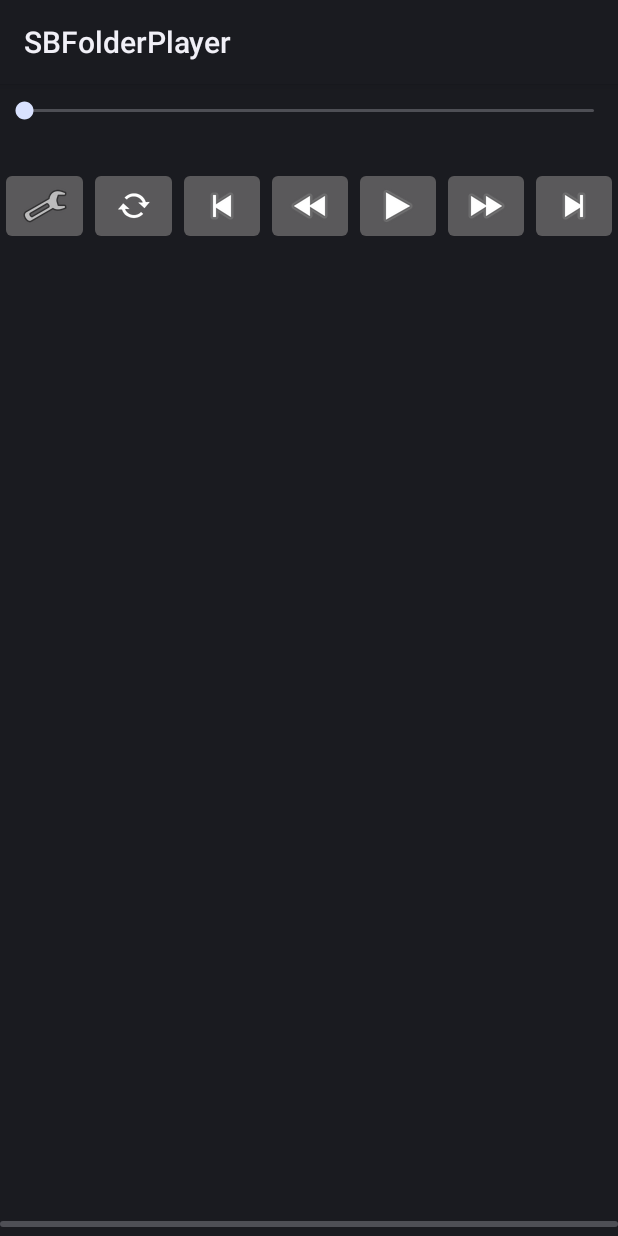
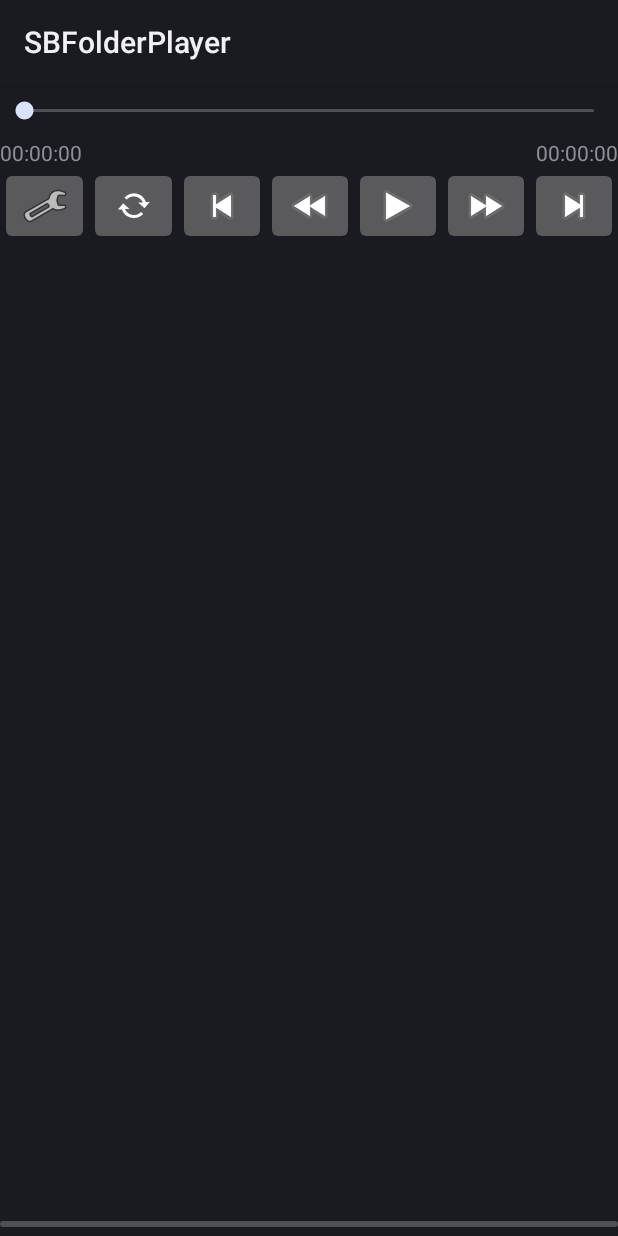
Before and after one commit to garbarick/SBFolderPlayer, an Android app: the layout main_portrait.xml on its own in the app's theme, with its tools: preview values and no code run, on a phone screen of 412 x 824 dp. Run offline under Robolectric (Android 15) with nearby library versions, the phone set to English and light mode, and no system bars.

```diff
--- a/app/src/main/java/ru/net/serbis/folder/player/notification/BaseNotification.java
+++ b/app/src/main/java/ru/net/serbis/folder/player/notification/BaseNotification.java
@@ -38,7 +38,6 @@ public class BaseNotification extends Notification.Builder
     {
         setSmallIcon(R.drawable.app);
         setOngoing(true);
-        setAutoCancel(true);
         setContentIntent(PendingIntent.getActivity(context, 0, new Intent(context, Main.class), PendingIntent.FLAG_UPDATE_CURRENT));
         manager = SysTool.get().getService(Context.NOTIFICATION_SERVICE);
         initChannel();
--- a/app/src/main/java/ru/net/serbis/folder/player/notification/PlayerNotification.java
+++ b/app/src/main/java/ru/net/serbis/folder/player/notification/PlayerNotification.java
@@ -2,7 +2,6 @@ package ru.net.serbis.folder.player.notification;
 
 import android.app.*;
 import android.content.*;
-import android.os.*;
 import android.widget.*;
 import java.io.*;
 import ru.net.serbis.folder.player.*;
--- a/app/src/main/res/layout/main_landscape.xml
+++ b/app/src/main/res/layout/main_landscape.xml
@@ -95,14 +95,16 @@
 						android:layout_height="match_parent"
 						android:id="@+id/track_seek"
 						android:gravity="left|center"
-                        android:layout_weight="1"/>
+						android:layout_weight="1"
+						android:text="00:00:00"/>
 
 					<TextView
 						android:layout_width="wrap_content"
 						android:layout_height="match_parent"
 						android:id="@+id/track_lenght"
 						android:gravity="right|center"
-                        android:layout_weight="1"/>
+						android:layout_weight="1"
+						android:text="00:00:00"/>
 
 				</LinearLayout>
 
--- a/app/src/main/res/layout/main_portrait.xml
+++ b/app/src/main/res/layout/main_portrait.xml
@@ -27,14 +27,16 @@
 				android:layout_height="match_parent"
 				android:id="@+id/track_seek"
 				android:gravity="left|center"
-				android:layout_weight="1"/>
+				android:layout_weight="1"
+				android:text="00:00:00"/>
 
 			<TextView
 				android:layout_width="wrap_content"
 				android:layout_height="match_parent"
 				android:id="@+id/track_lenght"
 				android:gravity="right|center"
-				android:layout_weight="1"/>
+				android:layout_weight="1"
+				android:text="00:00:00"/>
 
 		</LinearLayout>
 
@@ -43,11 +45,11 @@
 			android:layout_height="wrap_content"
 			android:orientation="horizontal">
 
-            <ImageButton
-                android:src="@android:drawable/ic_menu_preferences"
-                android:layout_width="match_parent"
-                android:layout_height="match_parent"
-                android:id="@+id/settings"
+			<ImageButton
+				android:src="@android:drawable/ic_menu_preferences"
+				android:layout_width="match_parent"
+				android:layout_height="match_parent"
+				android:id="@+id/settings"
 				android:layout_weight="1"/>
 
 			<ImageButton
```
Also changed, not shown: app/src/main/java/ru/net/serbis/folder/player/util/UITool.java (+6 -1 lines), 1 other file. Lines whose indentation alone changed are shown as unchanged.
